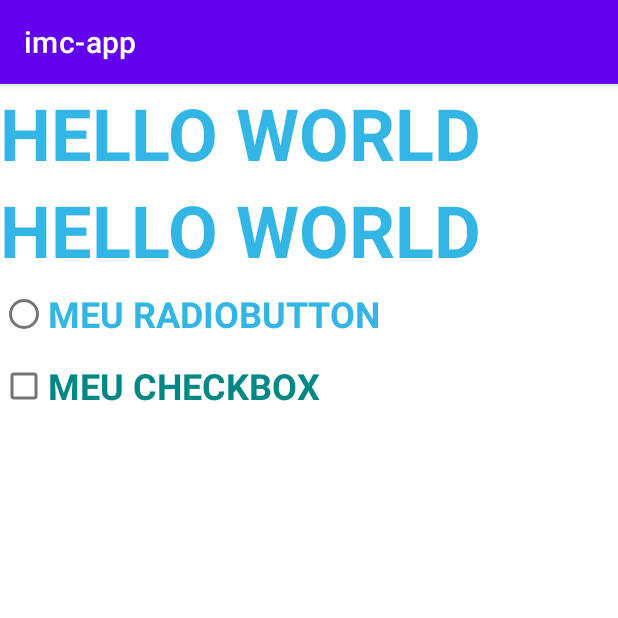
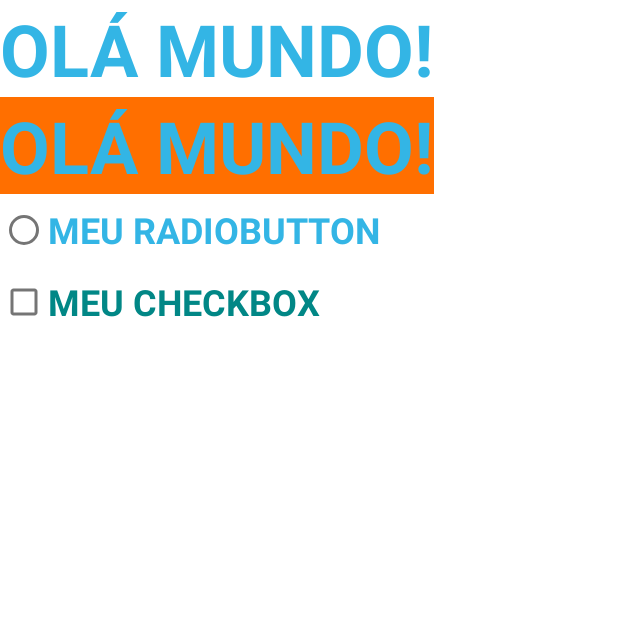
Before and after one commit to Saotomefirst/imc_app, an Android app: the main_linear screen opened directly, with no data from a screen before it, on a phone screen of 412 x 824 dp, the top half of it. Run offline under Robolectric (Android 15) with nearby library versions, the phone set to English and light mode, and no system bars.

Commit message:
Customizando a aparência do app
Strigns hardcoded movidas para o string.xml

Novas cores criadas

Ajuste no tema do app

```diff
--- a/app/src/main/res/layout/activity_main_linear.xml
+++ b/app/src/main/res/layout/activity_main_linear.xml
@@ -10,31 +10,32 @@
         android:id="@+id/textView"
         android:layout_width="wrap_content"
         android:layout_height="wrap_content"
-        android:text="Hello World"
+        android:text="@string/hello_world"
         style="@style/title_purple" />
     <TextView
         android:id="@+id/textView2"
         android:layout_width="wrap_content"
         android:layout_height="wrap_content"
-        android:text="Hello World"
+        android:text="@string/hello_world"
         style="@style/title_purple"
+        android:background="@color/button_color"
         />
 
     <RadioButton
         android:textSize="24sp"
         android:layout_width="wrap_content"
         android:layout_height="wrap_content"
-        android:text="Meu RadioButton"
+        android:text="@string/hi_radio"
         style="@style/title_purple"
-        ></RadioButton>
+        />
 
     <CheckBox
         android:textSize="24sp"
         android:textColor="@color/teal_700"
         android:layout_width="wrap_content"
         android:layout_height="wrap_content"
-        android:text="Meu Checkbox"
+        android:text="@string/hi_checkbox"
         style="@style/title_purple"
-        ></CheckBox>
+        />
 
 </LinearLayout>
--- a/app/src/main/res/values/colors.xml
+++ b/app/src/main/res/values/colors.xml
@@ -7,4 +7,6 @@
     <color name="teal_700">#FF018786</color>
     <color name="black">#FF000000</color>
     <color name="white">#FFFFFFFF</color>
+    <color name="red_happy">#DF3A3A</color>
+    <color name="button_color">#FF6F00</color>
 </resources>
--- a/app/src/main/res/values/strings.xml
+++ b/app/src/main/res/values/strings.xml
@@ -1,3 +1,6 @@
 <resources>
-    <string name="app_name">imc-app</string>
+    <string name="app_name">IMC!</string>
+    <string name="hello_world">Olá Mundo!</string>
+    <string name="hi_radio">Meu RadioButton</string>
+    <string name="hi_checkbox">Meu Checkbox</string>
 </resources>
--- a/app/src/main/res/values/themes.xml
+++ b/app/src/main/res/values/themes.xml
@@ -1,6 +1,6 @@
 <resources xmlns:tools="http://schemas.android.com/tools">
     <!-- Base application theme. -->
-    <style name="Theme.Imcapp" parent="Theme.MaterialComponents.DayNight.DarkActionBar">
+    <style name="Theme.Imcapp" parent="Theme.MaterialComponents.DayNight.NoActionBar">
         <!-- Primary brand color. -->
         <item name="colorPrimary">@color/purple_500</item>
         <item name="colorPrimaryVariant">@color/purple_700</item>
```
